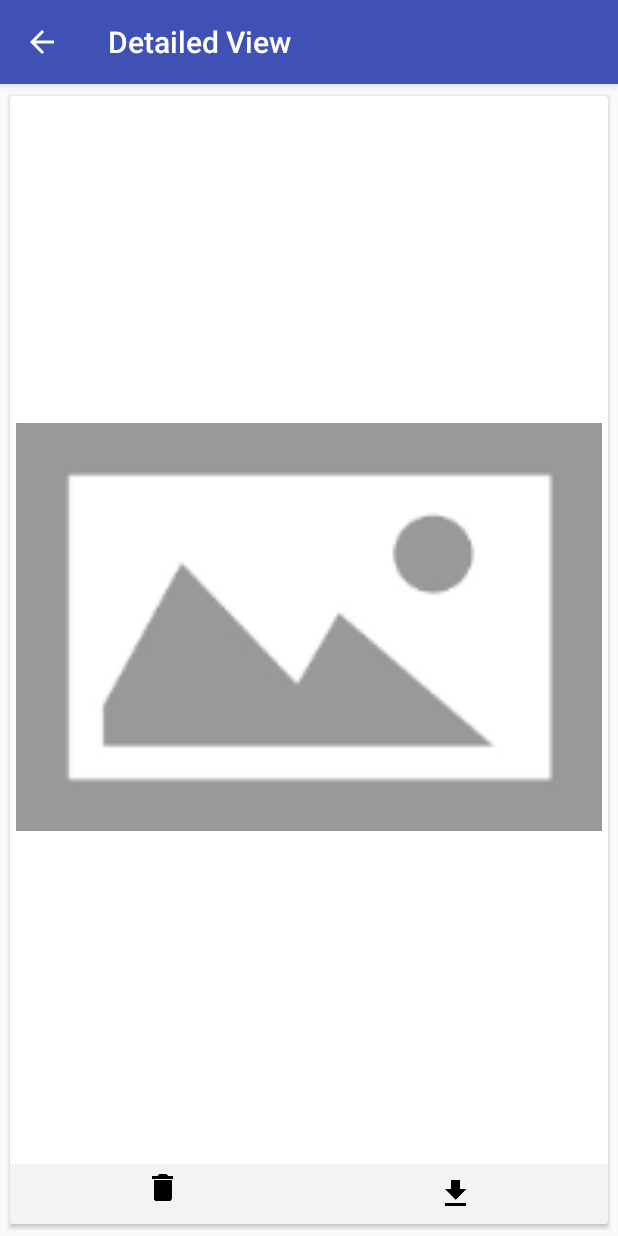
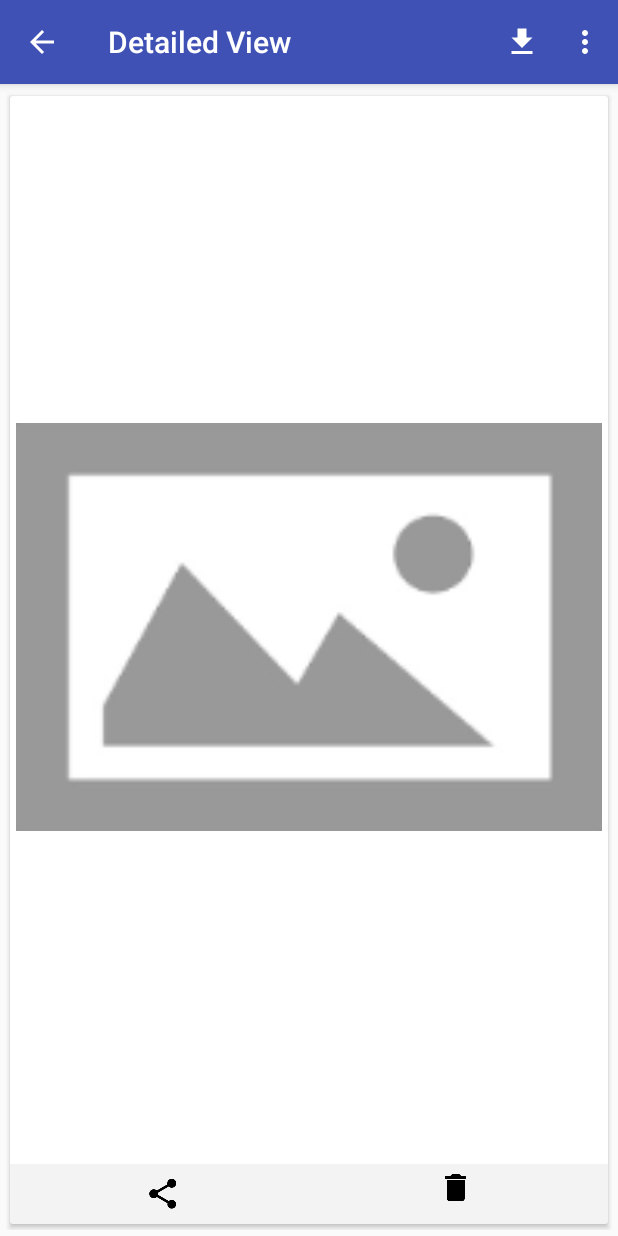
Before and after one commit to Alluajay/ImageViewerNFN, an Android app: the DetailedFragment screen opened directly, with no data from a screen before it, on a phone screen of 412 x 824 dp. Run offline under Robolectric (Android 15) with nearby library versions, the phone set to English and light mode, and no system bars; our stand-ins replace Picasso; network calls fail.

Commit message:
applied all changes

```diff
--- a/app/src/main/res/layout/fragment_detailed.xml
+++ b/app/src/main/res/layout/fragment_detailed.xml
@@ -35,6 +35,15 @@
                 android:layout_alignParentBottom="true">
 
                 <ImageButton
+                    android:id="@+id/imgBtn_share"
+                    android:layout_width="0dp"
+                    android:clickable="true"
+                    android:layout_height="match_parent"
+                    android:layout_weight="1"
+                    android:background="@color/transparent"
+                    app:srcCompat="@drawable/ic_share_black_24dp" />
+
+                <ImageButton
                     android:id="@+id/imgBtn_delete"
                     android:layout_width="0dp"
                     android:clickable="true"
@@ -42,15 +51,6 @@
                     android:layout_weight="1"
                     android:background="@color/transparent"
                     app:srcCompat="@drawable/ic_delete_black_24dp" />
-
-                <ImageButton
-                    android:id="@+id/imgBtn_download"
-                    android:layout_width="0dp"
-                    android:clickable="true"
-                    android:layout_height="match_parent"
-                    android:layout_weight="1"
-                    android:background="@color/transparent"
-                    app:srcCompat="@drawable/ic_file_download_black_24dp" />
             </LinearLayout>
         </RelativeLayout>
 
--- a/app/src/main/res/menu/detailed_menu.xml
+++ b/app/src/main/res/menu/detailed_menu.xml
@@ -1,7 +1,19 @@
 <?xml version="1.0" encoding="utf-8"?>
-<menu xmlns:android="http://schemas.android.com/apk/res/android">
+<menu xmlns:android="http://schemas.android.com/apk/res/android"
+    xmlns:app="http://schemas.android.com/apk/res-auto">
     <item
         android:id="@+id/menu_download"
         android:title="@string/download"
-        android:icon="@drawable/ic_file_download_black_24dp"/>
+        app:showAsAction="always"
+        android:icon="@drawable/ic_file_download_white_24dp"/>
+    <item
+        android:id="@+id/menu_share"
+        android:title="@string/share"
+        android:icon="@drawable/ic_share_white_24dp"
+        />
+    <item
+        android:id="@+id/menu_delete"
+        android:title="@string/delete"
+        android:icon="@drawable/ic_delete_white_24dp"
+        />
 </menu>
--- a/app/src/main/res/values/strings.xml
+++ b/app/src/main/res/values/strings.xml
@@ -6,6 +6,8 @@
     <string name="download">Download</string>
     <string name="share">Share</string>
     <string name="delete">Delete</string>
+
+    <string name="unableToShare">Unable to share image</string>
 
     <string name="requestUrl">http://www.expns.nfndev.com/images_list?page=1</string>
 
```
Also changed, not shown: app/src/main/java/com/example/allu/imageviewer/activity/DetailedImageView.java (+60 -2 lines), app/src/main/java/com/example/allu/imageviewer/activity/MainActivity.java (+25 -1 lines), app/src/main/java/com/example/allu/imageviewer/fragments/DetailedFragment.java (+58 -15 lines), app/src/main/res/drawable-hdpi/ic_file_download_white_24dp.png (added), app/src/main/res/drawable-mdpi/ic_file_download_white_24dp.png (added), app/src/main/res/drawable-xhdpi/ic_file_download_white_24dp.png (added), app/src/main/res/drawable-xxhdpi/ic_file_download_white_24dp.png (added), app/src/main/res/drawable-xxxhdpi/ic_file_download_white_24dp.png (added).
